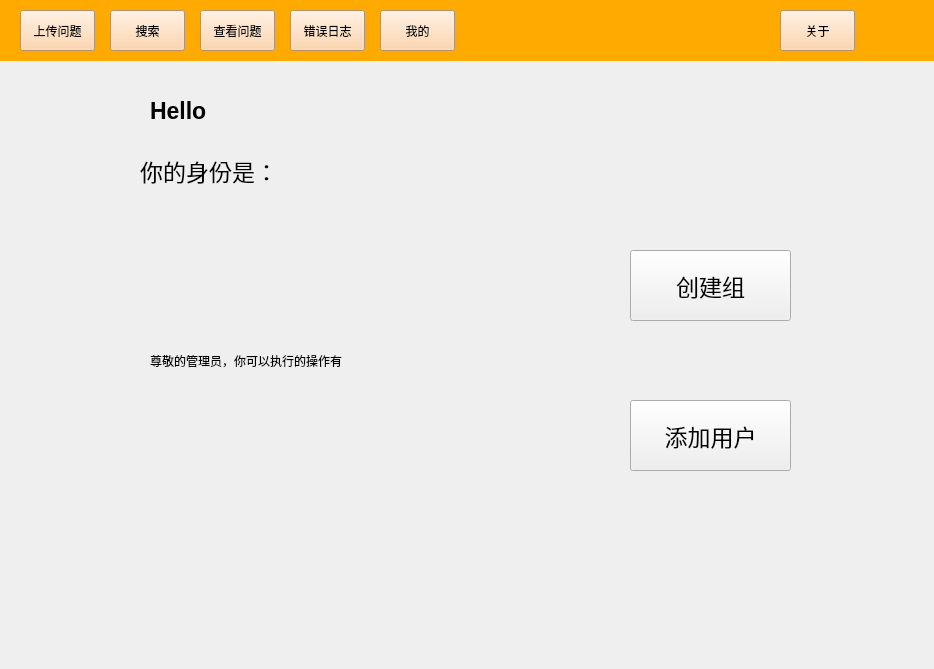
Before: the Qt Designer form org1.ui in Miss6111/BUAA-summer-python-E-Shared-Exercise-Platform, drawn with Qt 5.
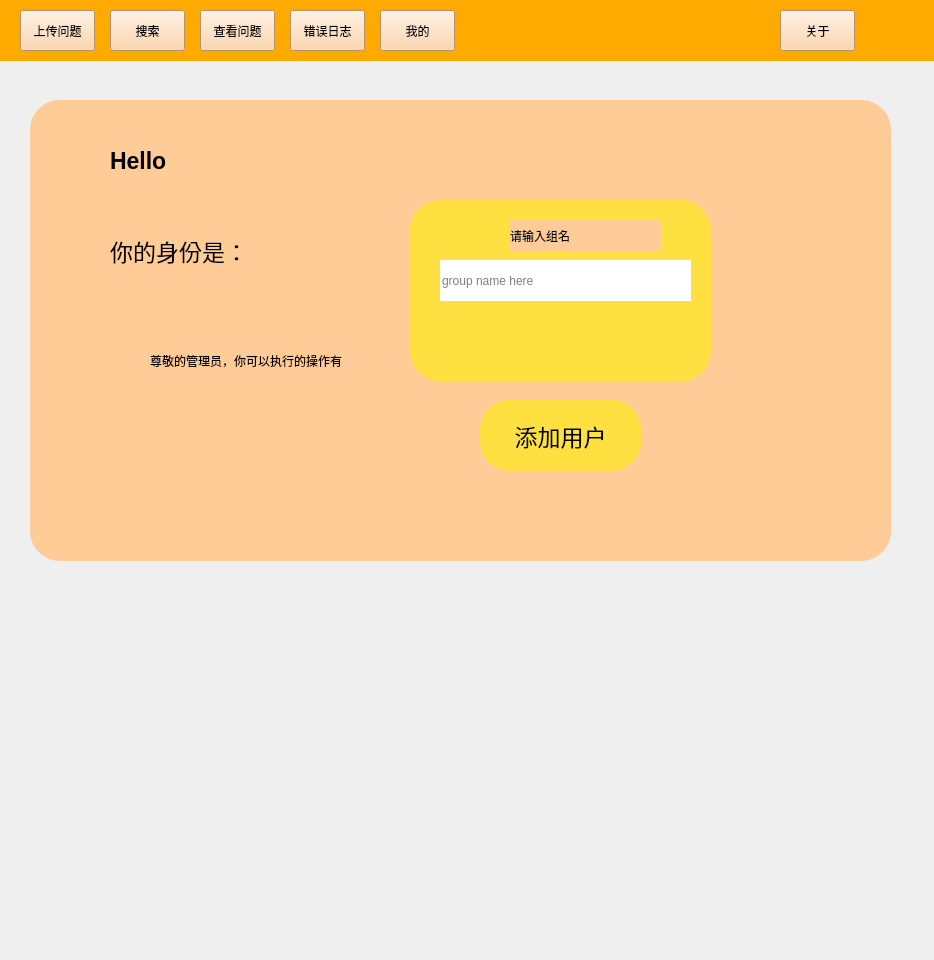
After: the same form once the commit is applied. The open tabs and pages were chosen to show the change. Icons and pictures are not drawn.

The edit to the form file:
```diff
--- a/org1.ui
+++ b/org1.ui
@@ -7,7 +7,7 @@
     <x>0</x>
     <y>0</y>
     <width>934</width>
-    <height>669</height>
+    <height>960</height>
    </rect>
   </property>
   <property name="windowTitle">
@@ -131,7 +131,7 @@
     <property name="geometry">
      <rect>
       <x>0</x>
-      <y>60</y>
+      <y>80</y>
       <width>941</width>
       <height>541</height>
      </rect>
@@ -140,24 +140,64 @@
      <number>6</number>
     </property>
     <widget class="QWidget" name="my_ad">
-     <widget class="QLabel" name="tadmin">
+     <widget class="QWidget" name="wad" native="true">
       <property name="geometry">
        <rect>
-        <x>150</x>
-        <y>290</y>
-        <width>291</width>
-        <height>21</height>
+        <x>30</x>
+        <y>20</y>
+        <width>861</width>
+        <height>461</height>
        </rect>
       </property>
+      <property name="styleSheet">
+       <string notr="true">border-radius:30px;
+background-color: rgb(255, 203, 151);</string>
+      </property>
+      <widget class="QLabel" name="nhello2">
+       <property name="geometry">
+        <rect>
+         <x>180</x>
+         <y>40</y>
+         <width>491</width>
+         <height>41</height>
+        </rect>
+       </property>
+       <property name="font">
+        <font>
+         <pointsize>17</pointsize>
+         <weight>75</weight>
+         <bold>true</bold>
+        </font>
+       </property>
       <property name="text">
-       <string>尊敬的管理员，你可以执行的操作有</string>
+        <string/>
+       </property>
+      </widget>
+      <widget class="QLabel" name="ntp2">
+       <property name="geometry">
+        <rect>
+         <x>250</x>
+         <y>120</y>
+         <width>161</width>
+         <height>61</height>
+        </rect>
+       </property>
+       <property name="font">
+        <font>
+         <pointsize>17</pointsize>
+         <weight>50</weight>
+         <bold>false</bold>
+        </font>
+       </property>
+       <property name="text">
+        <string/>
       </property>
      </widget>
      <widget class="QPushButton" name="cgb">
       <property name="geometry">
        <rect>
-        <x>630</x>
-        <y>190</y>
+         <x>450</x>
+         <y>180</y>
         <width>161</width>
         <height>71</height>
        </rect>
@@ -167,6 +207,9 @@
         <pointsize>17</pointsize>
        </font>
       </property>
+       <property name="styleSheet">
+        <string notr="true">background-color:rgb(254, 225, 64);</string>
+       </property>
       <property name="text">
        <string>创建组</string>
       </property>
@@ -174,8 +217,8 @@
      <widget class="QPushButton" name="apb">
       <property name="geometry">
        <rect>
-        <x>630</x>
-        <y>340</y>
+         <x>450</x>
+         <y>300</y>
         <width>161</width>
         <height>71</height>
        </rect>
@@ -185,16 +228,32 @@
         <pointsize>17</pointsize>
        </font>
       </property>
+       <property name="styleSheet">
+        <string notr="true">background-color:rgb(254, 225, 64);</string>
+       </property>
       <property name="text">
        <string>添加用户</string>
       </property>
      </widget>
+      <widget class="QLabel" name="tadmin">
+       <property name="geometry">
+        <rect>
+         <x>120</x>
+         <y>250</y>
+         <width>291</width>
+         <height>21</height>
+        </rect>
+       </property>
+       <property name="text">
+        <string>尊敬的管理员，你可以执行的操作有</string>
+       </property>
+      </widget>
      <widget class="QLabel" name="hello2">
       <property name="geometry">
        <rect>
-        <x>150</x>
-        <y>30</y>
-        <width>611</width>
+         <x>80</x>
+         <y>40</y>
+         <width>81</width>
         <height>41</height>
        </rect>
       </property>
@@ -212,9 +271,9 @@
      <widget class="QLabel" name="tp2">
       <property name="geometry">
        <rect>
-        <x>140</x>
-        <y>80</y>
-        <width>191</width>
+         <x>80</x>
+         <y>120</y>
+         <width>161</width>
         <height>61</height>
        </rect>
       </property>
@@ -228,6 +287,109 @@
       <property name="text">
        <string>你的身份是：</string>
       </property>
+      </widget>
+      <widget class="QWidget" name="wgn" native="true">
+       <property name="geometry">
+        <rect>
+         <x>380</x>
+         <y>100</y>
+         <width>301</width>
+         <height>181</height>
+        </rect>
+       </property>
+       <property name="styleSheet">
+        <string notr="true">#wgn{
+   border-radius:30px;
+   background-color:rgb(254, 225, 64);
+}
+
+</string>
+       </property>
+       <widget class="QLineEdit" name="groupname">
+        <property name="geometry">
+         <rect>
+          <x>30</x>
+          <y>60</y>
+          <width>251</width>
+          <height>41</height>
+         </rect>
+        </property>
+        <property name="styleSheet">
+         <string notr="true">background-color: rgb(255, 255, 255);</string>
+        </property>
+        <property name="text">
+         <string/>
+        </property>
+        <property name="placeholderText">
+         <string>group name here</string>
+        </property>
+       </widget>
+       <widget class="QLabel" name="tgn">
+        <property name="geometry">
+         <rect>
+          <x>100</x>
+          <y>20</y>
+          <width>151</width>
+          <height>31</height>
+         </rect>
+        </property>
+        <property name="text">
+         <string>请输入组名</string>
+        </property>
+       </widget>
+       <widget class="QPushButton" name="wgn_cancel">
+        <property name="geometry">
+         <rect>
+          <x>60</x>
+          <y>120</y>
+          <width>41</width>
+          <height>41</height>
+         </rect>
+        </property>
+        <property name="styleSheet">
+         <string notr="true">background-color: rgb(254, 225, 64)</string>
+        </property>
+        <property name="text">
+         <string/>
+        </property>
+        <property name="icon">
+         <iconset resource="resources.qrc">
+          <normaloff>:/images/icon/Cancel.png</normaloff>:/images/icon/Cancel.png</iconset>
+        </property>
+        <property name="iconSize">
+         <size>
+          <width>30</width>
+          <height>30</height>
+         </size>
+        </property>
+       </widget>
+       <widget class="QPushButton" name="wgn_ok">
+        <property name="geometry">
+         <rect>
+          <x>210</x>
+          <y>120</y>
+          <width>41</width>
+          <height>41</height>
+         </rect>
+        </property>
+        <property name="styleSheet">
+         <string notr="true">background-color: rgb(254, 225, 64)</string>
+        </property>
+        <property name="text">
+         <string/>
+        </property>
+        <property name="icon">
+         <iconset resource="resources.qrc">
+          <normaloff>:/images/icon/Ok.png</normaloff>:/images/icon/Ok.png</iconset>
+        </property>
+        <property name="iconSize">
+         <size>
+          <width>30</width>
+          <height>30</height>
+         </size>
+        </property>
+       </widget>
+      </widget>
      </widget>
     </widget>
     <widget class="QWidget" name="welcom">
```
Left out of the diff: 113 changed lines with no effect on the pictures. Lines whose indentation alone changed are shown as unchanged.
